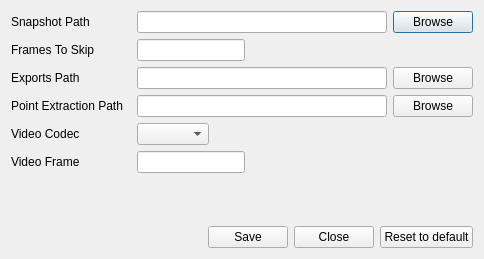
This is forms/settings.ui in faizshukri/humantracking as Qt 5 draws it before an edit. The edited form follows.
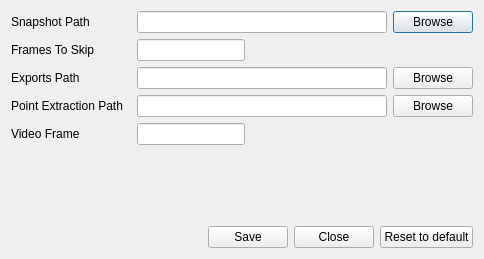
This is the edited form.

Commit message: Remove video codec. Native to DIVX only

```diff
--- a/forms/settings.ui
+++ b/forms/settings.ui
@@ -219,39 +219,6 @@
      </item>
     </layout>
    </item>
-   <item>
-    <layout class="QHBoxLayout" name="horizontalLayout_4">
-     <item>
-      <widget class="QLabel" name="label_3">
-       <property name="minimumSize">
-        <size>
-         <width>120</width>
-         <height>0</height>
-        </size>
-       </property>
-       <property name="text">
-        <string>Video Codec</string>
-       </property>
-      </widget>
-     </item>
-     <item>
-      <widget class="QComboBox" name="comboCodec"/>
-     </item>
-     <item>
-      <spacer name="horizontalSpacer_4">
-       <property name="orientation">
-        <enum>Qt::Horizontal</enum>
-       </property>
-       <property name="sizeHint" stdset="0">
-        <size>
-         <width>40</width>
-         <height>20</height>
-        </size>
-       </property>
-      </spacer>
-     </item>
-    </layout>
-   </item>
    <item>
     <layout class="QHBoxLayout" name="horizontalLayout_5">
      <item>
```
The commit also changes 3 other files.
